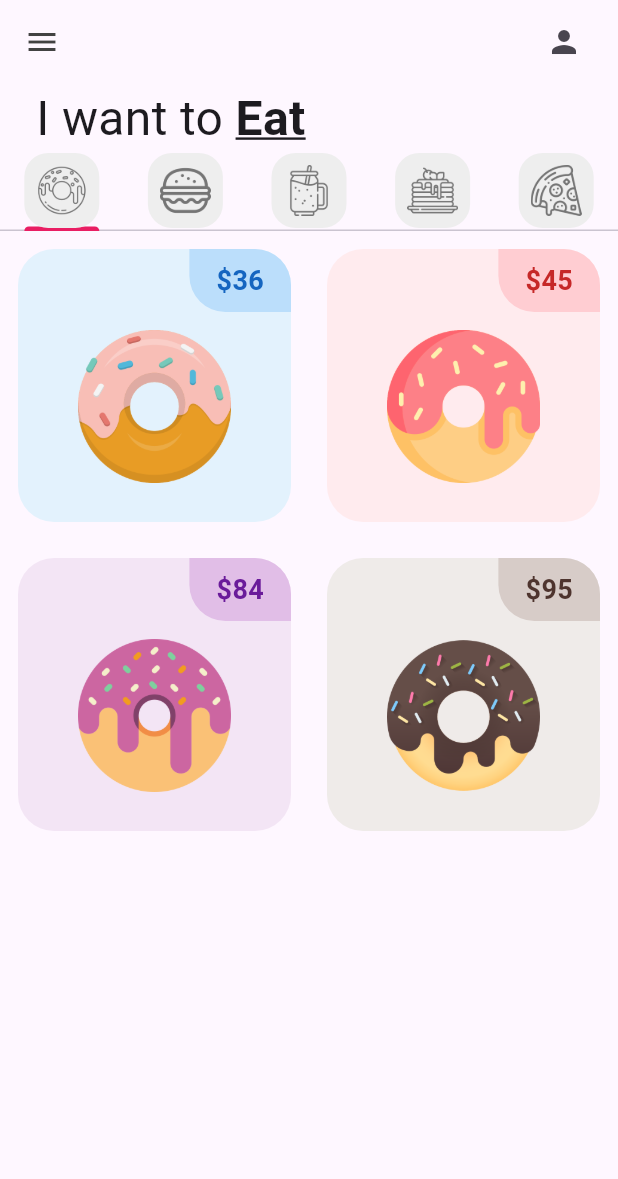
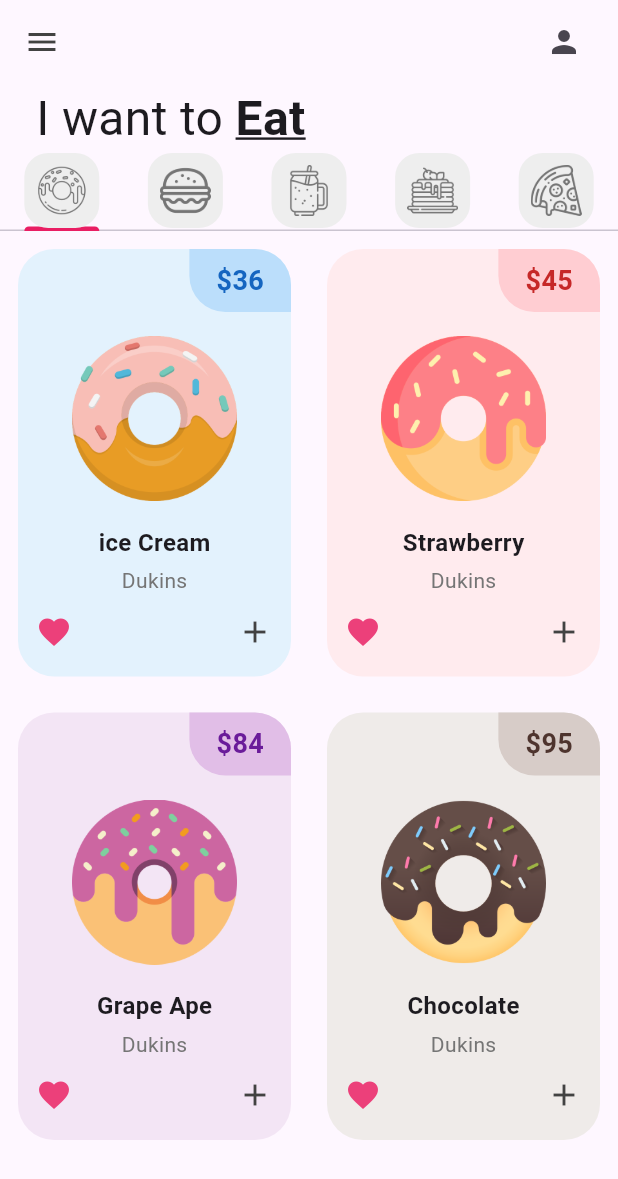
Before and after one commit to AbrahamKan/donut_app_8sc, a Flutter app: the screen it shows after launch, on a phone screen of 412 x 824 dp. Shown: the top 1179 px of the screen. Run offline on Flutter 3.47's test engine with Material 3 defaults, Android fonts, the light colour scheme and no system bars.

Commit message:
DonutTile finished

```diff
--- a/lib/tabs/donut_tab.dart
+++ b/lib/tabs/donut_tab.dart
@@ -17,7 +17,7 @@ class DonutTab extends StatelessWidget {
   @override
   Widget build(BuildContext context) {
     return GridView.builder(gridDelegate: SliverGridDelegateWithFixedCrossAxisCount(
-      crossAxisCount: 2),
+      crossAxisCount: 2, childAspectRatio: 1/1.5),
       itemBuilder: (context, index){
         return DonutTile(
           donutFlavor: donutsOnSale[index][0],
--- a/lib/utils/donut_tile.dart
+++ b/lib/utils/donut_tile.dart
@@ -47,14 +47,44 @@ class DonutTile extends StatelessWidget {
 
            //Imagen del producto
             Padding(padding: const EdgeInsets.symmetric(
-              horizontal: 40, vertical: 12
+              horizontal: 36, vertical: 16
             ),
             child: Image.asset(imageName)
-            )
+            ),
           //Texto del sabor del producto
+          Text(
+          donutFlavor,
+          style: TextStyle(
+            fontWeight: FontWeight.bold,
+            fontSize: 16
+            ),
+          ),
+          const SizedBox (height: 4),
+          Text('Dukins', style: TextStyle(color: Colors.grey[600]),
+          ),
+
 
           //Íconos de "Me encanta" y "Agregar"
 
+          Padding(
+            padding: const EdgeInsets.all(12.0),
+            child: Row(
+              mainAxisAlignment: MainAxisAlignment.spaceBetween,
+              children: [
+                //love icon
+                Icon(
+                  Icons.favorite,
+                color: Colors.pink[400],
+                ),
+
+                Icon(
+            Icons.add,
+            color: Colors.grey[800],
+          ),
+
+              ],
+            ),
+          ),
 
         ],
         ),
```
